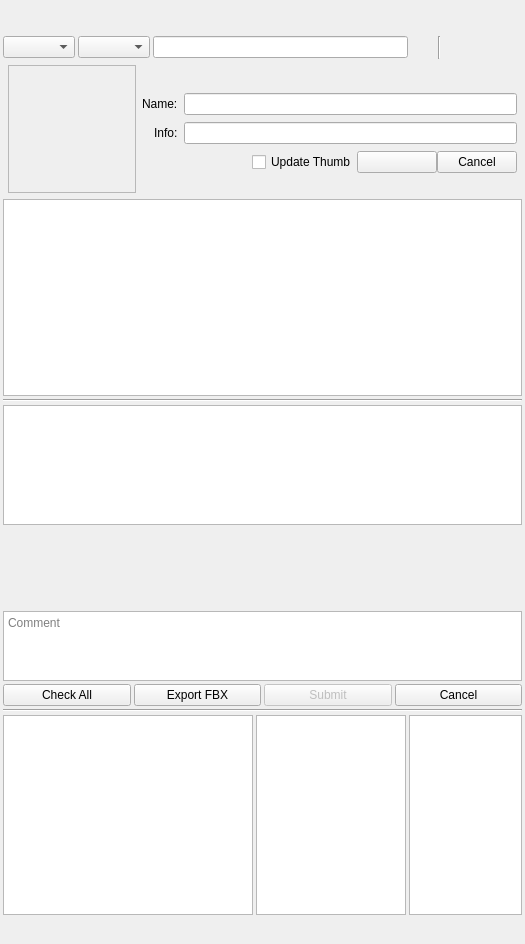
The window that maya/ui/main.ui (lonegather/Samkit) describes before a commit, drawn with Qt 5.
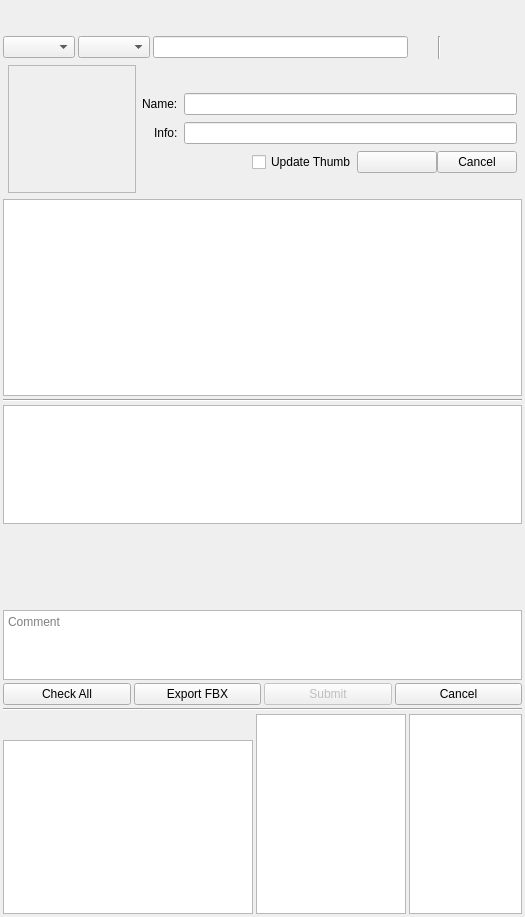
The same window after the commit.

What changed in the file:
```diff
--- a/maya/ui/main.ui
+++ b/maya/ui/main.ui
@@ -7,7 +7,7 @@
     <x>0</x>
     <y>0</y>
     <width>525</width>
-    <height>944</height>
+    <height>917</height>
    </rect>
   </property>
   <property name="minimumSize">
@@ -434,12 +434,18 @@
    <item>
     <widget class="QWidget" name="workspace" native="true">
      <property name="sizePolicy">
-      <sizepolicy hsizetype="Preferred" vsizetype="Fixed">
+      <sizepolicy hsizetype="Preferred" vsizetype="Preferred">
        <horstretch>0</horstretch>
        <verstretch>0</verstretch>
       </sizepolicy>
      </property>
-     <layout class="QVBoxLayout" name="verticalLayout_2" stretch="1,0">
+     <property name="maximumSize">
+      <size>
+       <width>16777215</width>
+       <height>200</height>
+      </size>
+     </property>
+     <layout class="QHBoxLayout" name="horizontalLayout_7">
       <property name="spacing">
        <number>3</number>
       </property>
@@ -455,6 +461,83 @@
       <property name="bottomMargin">
        <number>0</number>
       </property>
+      <item>
+       <layout class="QVBoxLayout" name="verticalLayout_2">
+        <property name="spacing">
+         <number>3</number>
+        </property>
+        <item>
+         <layout class="QHBoxLayout" name="horizontalLayout">
+          <property name="spacing">
+           <number>3</number>
+          </property>
+          <item>
+           <widget class="QToolButton" name="tb_sync">
+            <property name="text">
+             <string/>
+            </property>
+            <property name="autoRaise">
+             <bool>true</bool>
+            </property>
+           </widget>
+          </item>
+          <item>
+           <widget class="QToolButton" name="tb_merge">
+            <property name="text">
+             <string/>
+            </property>
+            <property name="autoRaise">
+             <bool>true</bool>
+            </property>
+           </widget>
+          </item>
+          <item>
+           <widget class="QToolButton" name="tb_submit">
+            <property name="text">
+             <string/>
+            </property>
+            <property name="autoRaise">
+             <bool>true</bool>
+            </property>
+           </widget>
+          </item>
+          <item>
+           <widget class="QToolButton" name="tb_revert">
+            <property name="text">
+             <string/>
+            </property>
+            <property name="autoRaise">
+             <bool>true</bool>
+            </property>
+           </widget>
+          </item>
+          <item>
+           <spacer name="horizontalSpacer">
+            <property name="orientation">
+             <enum>Qt::Horizontal</enum>
+            </property>
+            <property name="sizeHint" stdset="0">
+             <size>
+              <width>40</width>
+              <height>20</height>
+             </size>
+            </property>
+           </spacer>
+          </item>
+         </layout>
+        </item>
+        <item>
+         <widget class="QListWidget" name="lw_task">
+          <property name="minimumSize">
+           <size>
+            <width>250</width>
+            <height>0</height>
+           </size>
+          </property>
+         </widget>
+        </item>
+       </layout>
+      </item>
       <item>
        <widget class="QWidget" name="wgt_task_detail" native="true">
         <property name="minimumSize">
@@ -485,30 +568,8 @@
          <property name="bottomMargin">
           <number>0</number>
          </property>
-         <item>
-          <widget class="QListWidget" name="lw_task">
-           <property name="sizePolicy">
-            <sizepolicy hsizetype="Expanding" vsizetype="Expanding">
-             <horstretch>0</horstretch>
-             <verstretch>0</verstretch>
-            </sizepolicy>
-           </property>
-           <property name="minimumSize">
-            <size>
-             <width>250</width>
-             <height>0</height>
-            </size>
-           </property>
-          </widget>
-         </item>
          <item>
           <widget class="QListWidget" name="lw_version">
-           <property name="sizePolicy">
-            <sizepolicy hsizetype="Minimum" vsizetype="Expanding">
-             <horstretch>0</horstretch>
-             <verstretch>0</verstretch>
-            </sizepolicy>
-           </property>
            <property name="minimumSize">
             <size>
              <width>150</width>
@@ -533,56 +594,6 @@
         </layout>
        </widget>
       </item>
-      <item>
-       <layout class="QHBoxLayout" name="horizontalLayout">
-        <property name="spacing">
-         <number>3</number>
-        </property>
-        <item>
-         <spacer name="horizontalSpacer">
-          <property name="orientation">
-           <enum>Qt::Horizontal</enum>
-          </property>
-          <property name="sizeHint" stdset="0">
-           <size>
-            <width>40</width>
-            <height>20</height>
-           </size>
-          </property>
-         </spacer>
-        </item>
-        <item>
-         <widget class="QToolButton" name="tb_submit">
-          <property name="text">
-           <string/>
-          </property>
-          <property name="autoRaise">
-           <bool>true</bool>
-          </property>
-         </widget>
-        </item>
-        <item>
-         <widget class="QToolButton" name="tb_revert">
-          <property name="text">
-           <string/>
-          </property>
-          <property name="autoRaise">
-           <bool>true</bool>
-          </property>
-         </widget>
-        </item>
-        <item>
-         <widget class="QToolButton" name="tb_sync">
-          <property name="text">
-           <string/>
-          </property>
-          <property name="autoRaise">
-           <bool>true</bool>
-          </property>
-         </widget>
-        </item>
-       </layout>
-      </item>
      </layout>
     </widget>
    </item>
```
